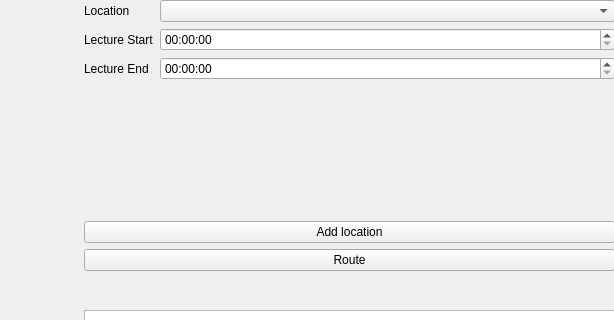
Before: the Qt Designer form qt proj/UCMapper/mainwindow.ui in ELizarza/UC-Mapper, drawn with Qt 5; both pictures show x 686 to 1300 and y 0 to 320 of the 1300 by 663 pixel window.
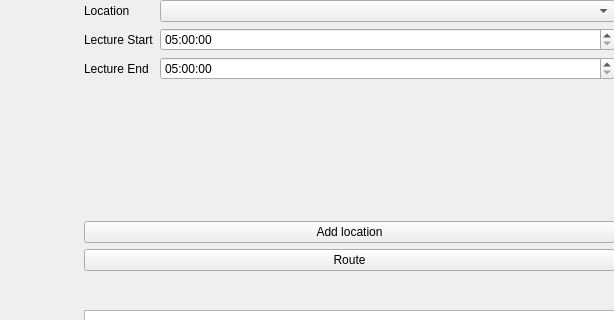
After: the same form once the commit is applied.

The edit to the form file:
```diff
--- a/qt proj/UCMapper/mainwindow.ui
+++ b/qt proj/UCMapper/mainwindow.ui
@@ -109,10 +109,40 @@
       <widget class="QComboBox" name="locationComboBox"/>
      </item>
      <item row="1" column="1">
-      <widget class="QTimeEdit" name="lectureStartTimeEdit"/>
+      <widget class="QTimeEdit" name="lectureStartTimeEdit">
+       <property name="maximumTime">
+        <time>
+         <hour>23</hour>
+         <minute>30</minute>
+         <second>0</second>
+        </time>
+       </property>
+       <property name="minimumTime">
+        <time>
+         <hour>5</hour>
+         <minute>0</minute>
+         <second>0</second>
+        </time>
+       </property>
+      </widget>
      </item>
      <item row="2" column="1">
-      <widget class="QTimeEdit" name="lectureEndTimeEdit"/>
+      <widget class="QTimeEdit" name="lectureEndTimeEdit">
+       <property name="maximumTime">
+        <time>
+         <hour>23</hour>
+         <minute>30</minute>
+         <second>0</second>
+        </time>
+       </property>
+       <property name="minimumTime">
+        <time>
+         <hour>5</hour>
+         <minute>0</minute>
+         <second>0</second>
+        </time>
+       </property>
+      </widget>
      </item>
      <item row="3" column="1">
       <spacer name="verticalSpacer_2">
```
